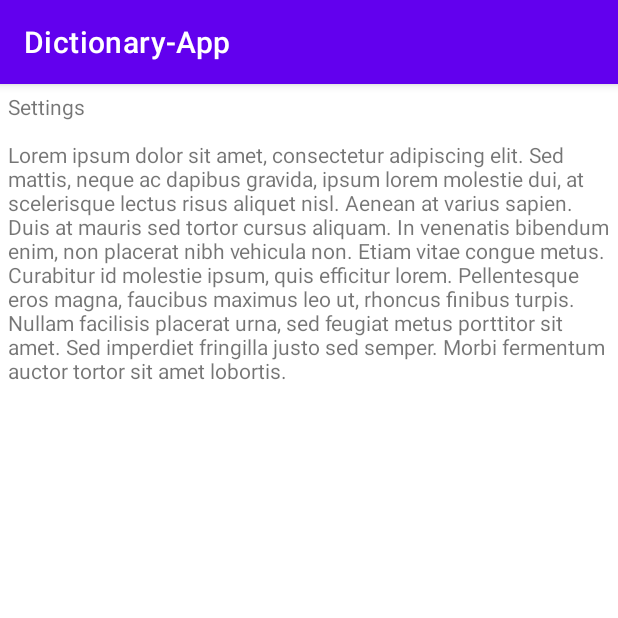
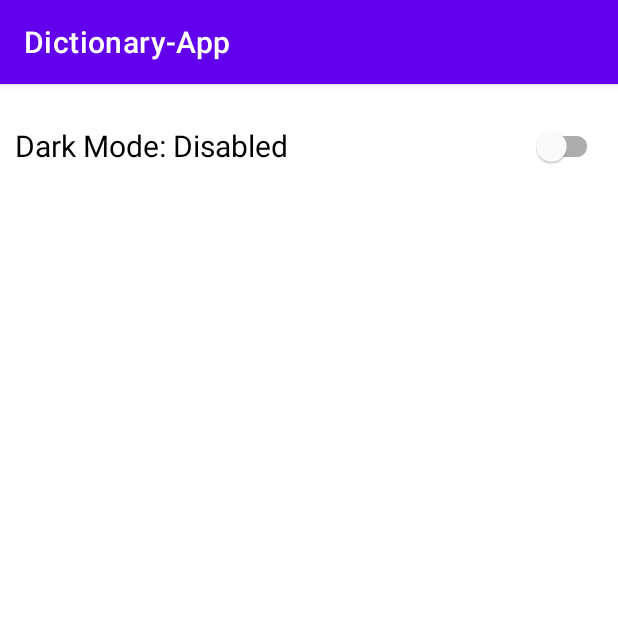
Before and after one commit to Jarwesbub/Dictionary-App, an Android app: the SettingsActivity screen opened directly, with no data from a screen before it, on a phone screen of 412 x 824 dp, the top half of it. Run offline under Robolectric (Android 15) with nearby library versions, the phone set to English and light mode, and no system bars.

Commit message:
Dark Mode switch & func

```diff
--- a/mobile/app/src/main/AndroidManifest.xml
+++ b/mobile/app/src/main/AndroidManifest.xml
@@ -13,7 +13,7 @@
         android:label="@string/app_name"
         android:roundIcon="@mipmap/ic_launcher_round"
         android:supportsRtl="true"
-        android:theme="@style/Theme.DictionaryApp"
+        android:theme="@style/LightTheme"
         tools:targetApi="31">
         <activity
             android:name=".LoginActivity"
--- a/mobile/app/src/main/java/com/example/dictionary_app/MainActivity.kt
+++ b/mobile/app/src/main/java/com/example/dictionary_app/MainActivity.kt
@@ -7,6 +7,7 @@ import android.view.Menu
 import android.view.MenuItem
 import android.view.View
 import android.widget.Toast
+import androidx.appcompat.app.AppCompatDelegate
 import com.example.dictionary_app.databinding.ActivityMainBinding
 
 
@@ -29,6 +30,7 @@ class MainActivity : AppCompatActivity() {
             val intent = Intent(this, FlashCardActivity::class.java)
             startActivity(intent)
         }
+
     }
 
     fun onClickGoToSearch(view: View) { //Test button
--- a/mobile/app/src/main/java/com/example/dictionary_app/SettingsActivity.kt
+++ b/mobile/app/src/main/java/com/example/dictionary_app/SettingsActivity.kt
@@ -2,6 +2,8 @@ package com.example.dictionary_app
 
 import android.os.Bundle
 import androidx.appcompat.app.AppCompatActivity
+import androidx.appcompat.app.AppCompatDelegate
+import com.google.android.material.switchmaterial.SwitchMaterial
 
 class SettingsActivity : AppCompatActivity() {
 
@@ -9,5 +11,24 @@ class SettingsActivity : AppCompatActivity() {
         super.onCreate(savedInstanceState)
         setContentView(R.layout.activity_settings)
 
+        //declare switch from layout
+        val swDark = findViewById<SwitchMaterial>(R.id.swDarkMode)
+        //listen for switch state change
+        swDark.setOnCheckedChangeListener {_, isChecked ->
+
+            //change between light and dark
+            if (swDark.isChecked) {
+                AppCompatDelegate.setDefaultNightMode(AppCompatDelegate.MODE_NIGHT_YES)
+                swDark.text = "Dark Mode: Enabled"
+            } else {
+                AppCompatDelegate.setDefaultNightMode(AppCompatDelegate.MODE_NIGHT_NO)
+                swDark.text = "Dark Mode: Disabled"
+            }
+        }
+
+        //check if dark mode is enabled and set switch to true if it is
+        if (AppCompatDelegate.getDefaultNightMode() == AppCompatDelegate.MODE_NIGHT_YES) {
+            swDark.setChecked(true)
+        }
     }
 }
--- a/mobile/app/src/main/res/layout/activity_settings.xml
+++ b/mobile/app/src/main/res/layout/activity_settings.xml
@@ -1,17 +1,22 @@
 <?xml version="1.0" encoding="utf-8"?>
 <androidx.constraintlayout.widget.ConstraintLayout xmlns:android="http://schemas.android.com/apk/res/android"
     xmlns:app="http://schemas.android.com/apk/res-auto"
+    xmlns:tools="http://schemas.android.com/tools"
     android:layout_width="match_parent"
     android:layout_height="match_parent">
 
-    <TextView
-        android:id="@+id/textView"
+    <com.google.android.material.switchmaterial.SwitchMaterial
+        android:id="@+id/swDarkMode"
         android:layout_width="match_parent"
         android:layout_height="wrap_content"
-        android:layout_margin="5dp"
+        android:layout_margin="10dp"
+        android:text="Dark Mode: Disabled"
+        android:textSize="20dp"
+        app:layout_constraintWidth_percent="0.9"
         app:layout_constraintTop_toTopOf="parent"
         app:layout_constraintBottom_toBottomOf="parent"
-        app:layout_constraintVertical_bias="0.0"
-        android:text="Settings\n\nLorem ipsum dolor sit amet, consectetur adipiscing elit. Sed mattis, neque ac dapibus gravida, ipsum lorem molestie dui, at scelerisque lectus risus aliquet nisl. Aenean at varius sapien. Duis at mauris sed tortor cursus aliquam. In venenatis bibendum enim, non placerat nibh vehicula non. Etiam vitae congue metus. Curabitur id molestie ipsum, quis efficitur lorem. Pellentesque eros magna, faucibus maximus leo ut, rhoncus finibus turpis. Nullam facilisis placerat urna, sed feugiat metus porttitor sit amet. Sed imperdiet fringilla justo sed semper. Morbi fermentum auctor tortor sit amet lobortis. " />
+        app:layout_constraintVertical_bias="0.01"
+        tools:layout_editor_absoluteX="16dp"
+        tools:layout_editor_absoluteY="227dp" />
 
 </androidx.constraintlayout.widget.ConstraintLayout>
--- a/mobile/app/src/main/res/values-night/themes.xml
+++ b/mobile/app/src/main/res/values-night/themes.xml
@@ -1,6 +1,6 @@
 <resources xmlns:tools="http://schemas.android.com/tools">
     <!-- Base application theme. -->
-    <style name="Theme.DictionaryApp" parent="Theme.MaterialComponents.DayNight.DarkActionBar">
+    <style name="DarkTheme" parent="Theme.MaterialComponents.DayNight.DarkActionBar">
         <!-- Primary brand color. -->
         <item name="colorPrimary">@color/purple_200</item>
         <item name="colorPrimaryVariant">@color/purple_700</item>
--- a/mobile/app/src/main/res/values/themes.xml
+++ b/mobile/app/src/main/res/values/themes.xml
@@ -1,6 +1,6 @@
 <resources xmlns:tools="http://schemas.android.com/tools">
     <!-- Base application theme. -->
-    <style name="Theme.DictionaryApp" parent="Theme.MaterialComponents.DayNight.DarkActionBar">
+    <style name="LightTheme" parent="Theme.MaterialComponents.DayNight.DarkActionBar">
         <!-- Primary brand color. -->
         <item name="colorPrimary">@color/purple_500</item>
         <item name="colorPrimaryVariant">@color/purple_700</item>
```
